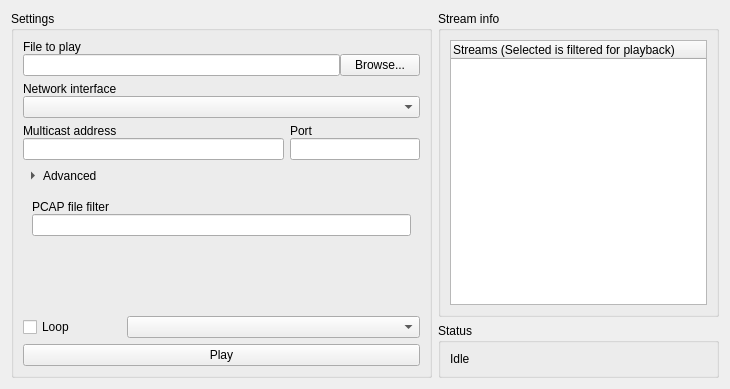
This is playbackwidget.ui in wisinorden/iptvutils as Qt 5 draws it before an edit. The edited form follows.
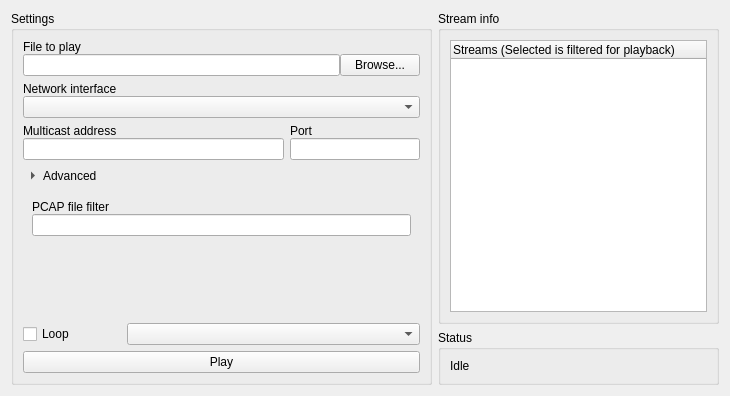
This is the edited form. Icons and pictures are not drawn.

Commit message: Changed default size of window

Diff of the .ui file:
```diff
--- a/playbackwidget.ui
+++ b/playbackwidget.ui
@@ -7,7 +7,7 @@
     <x>0</x>
     <y>0</y>
     <width>730</width>
-    <height>389</height>
+    <height>396</height>
    </rect>
   </property>
   <property name="sizePolicy">
```
Left out of the diff: 5 changed lines with no effect on the pictures. The commit also changes 2 other files.
